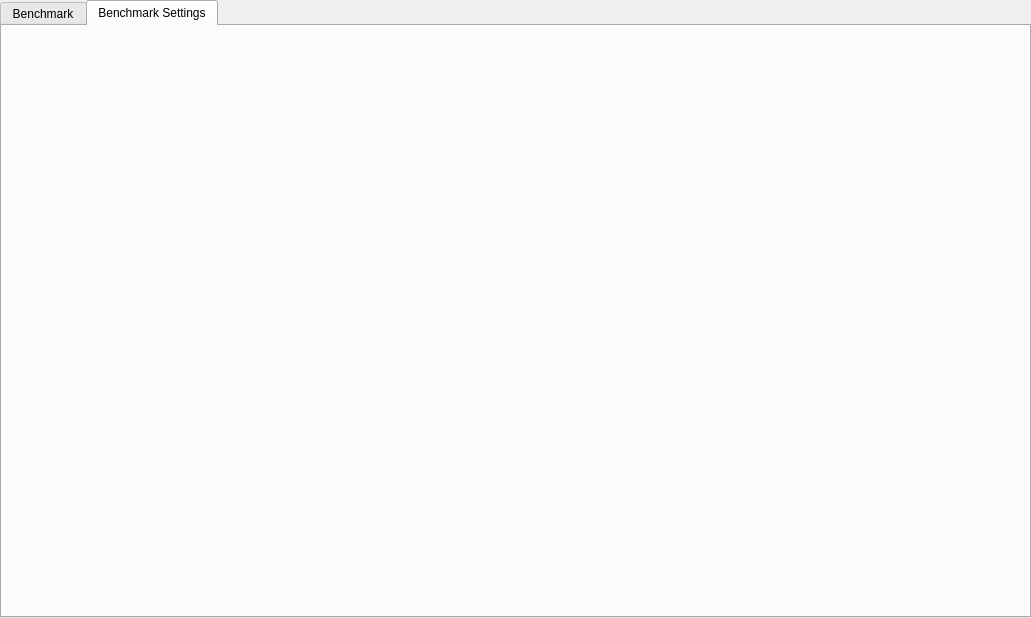
Old version of the form Source/UiFiles/benchmark.ui in the repository SuperSpaceEye/LifeEngineExtended.
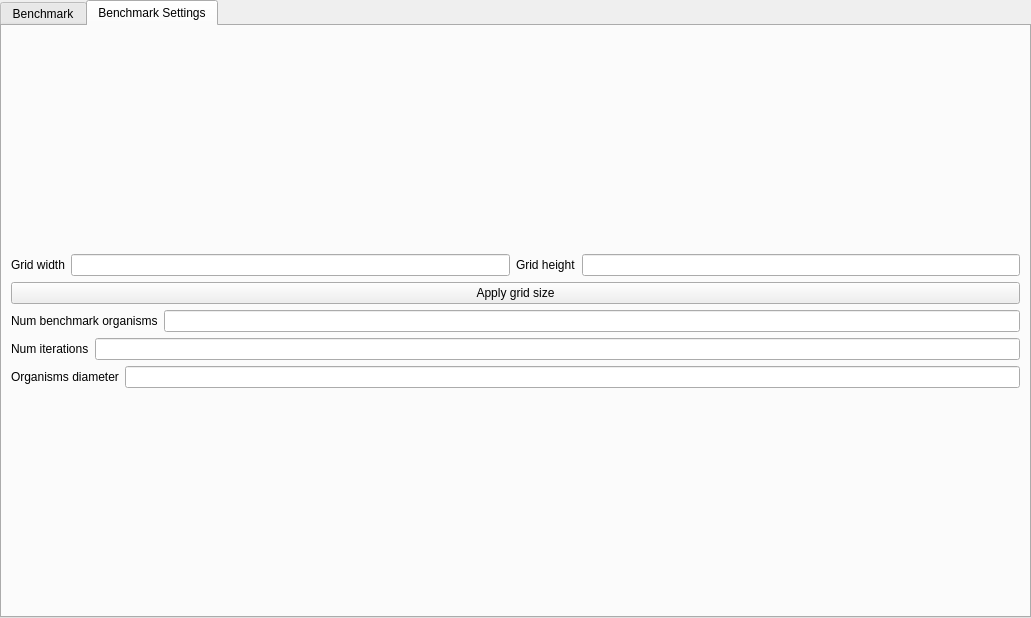
New version of the form. The open tabs and pages were chosen to show the change.

Commit message: Added some benchmark settings.

The edit to the form file:
```diff
--- a/Source/UiFiles/benchmark.ui
+++ b/Source/UiFiles/benchmark.ui
@@ -260,6 +260,107 @@
       <attribute name="title">
        <string>Benchmark Settings</string>
       </attribute>
+      <layout class="QVBoxLayout" name="verticalLayout_6">
+       <item>
+        <spacer name="verticalSpacer_5">
+         <property name="orientation">
+          <enum>Qt::Vertical</enum>
+         </property>
+         <property name="sizeHint" stdset="0">
+          <size>
+           <width>20</width>
+           <height>40</height>
+          </size>
+         </property>
+        </spacer>
+       </item>
+       <item>
+        <layout class="QHBoxLayout" name="horizontalLayout_2">
+         <item>
+          <widget class="QLabel" name="label_2">
+           <property name="text">
+            <string>Grid width</string>
+           </property>
+          </widget>
+         </item>
+         <item>
+          <widget class="QLineEdit" name="le_grid_width"/>
+         </item>
+         <item>
+          <widget class="QLabel" name="label">
+           <property name="text">
+            <string>Grid height</string>
+           </property>
+          </widget>
+         </item>
+         <item>
+          <widget class="QLineEdit" name="le_grid_height"/>
+         </item>
+        </layout>
+       </item>
+       <item>
+        <widget class="QPushButton" name="b_apply_grid_size">
+         <property name="text">
+          <string>Apply grid size</string>
+         </property>
+        </widget>
+       </item>
+       <item>
+        <layout class="QHBoxLayout" name="horizontalLayout_3">
+         <item>
+          <widget class="QLabel" name="label_3">
+           <property name="text">
+            <string>Num benchmark organisms</string>
+           </property>
+          </widget>
+         </item>
+         <item>
+          <widget class="QLineEdit" name="le_num_benchmark_organisms"/>
+         </item>
+        </layout>
+       </item>
+       <item>
+        <layout class="QHBoxLayout" name="horizontalLayout_4">
+         <item>
+          <widget class="QLabel" name="label_4">
+           <property name="text">
+            <string>Num iterations</string>
+           </property>
+          </widget>
+         </item>
+         <item>
+          <widget class="QLineEdit" name="le_num_iterations"/>
+         </item>
+        </layout>
+       </item>
+       <item>
+        <layout class="QHBoxLayout" name="horizontalLayout_5">
+         <item>
+          <widget class="QLabel" name="label_5">
+           <property name="text">
+            <string>Organisms diameter</string>
+           </property>
+          </widget>
+         </item>
+         <item>
+          <widget class="QLineEdit" name="le_organisms_diameter"/>
+         </item>
+        </layout>
+       </item>
+       <item>
+        <spacer name="verticalSpacer_6">
+         <property name="orientation">
+          <enum>Qt::Vertical</enum>
+         </property>
+         <property name="sizeHint" stdset="0">
+          <size>
+           <width>20</width>
+           <height>40</height>
+          </size>
+         </property>
+        </spacer>
+       </item>
+      </layout>
      </widget>
     </widget>
    </item>
```
Left out of the diff: 102 changed lines with no effect on the pictures. The commit also changes 7 other files.
